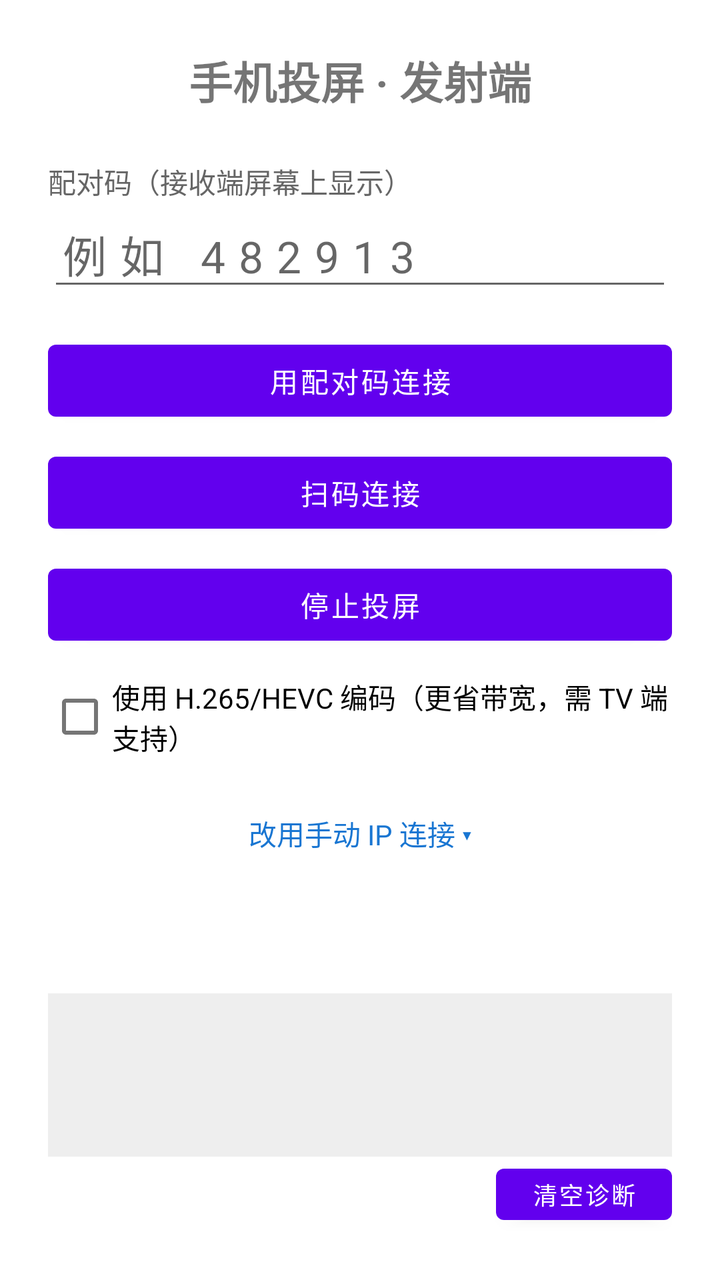
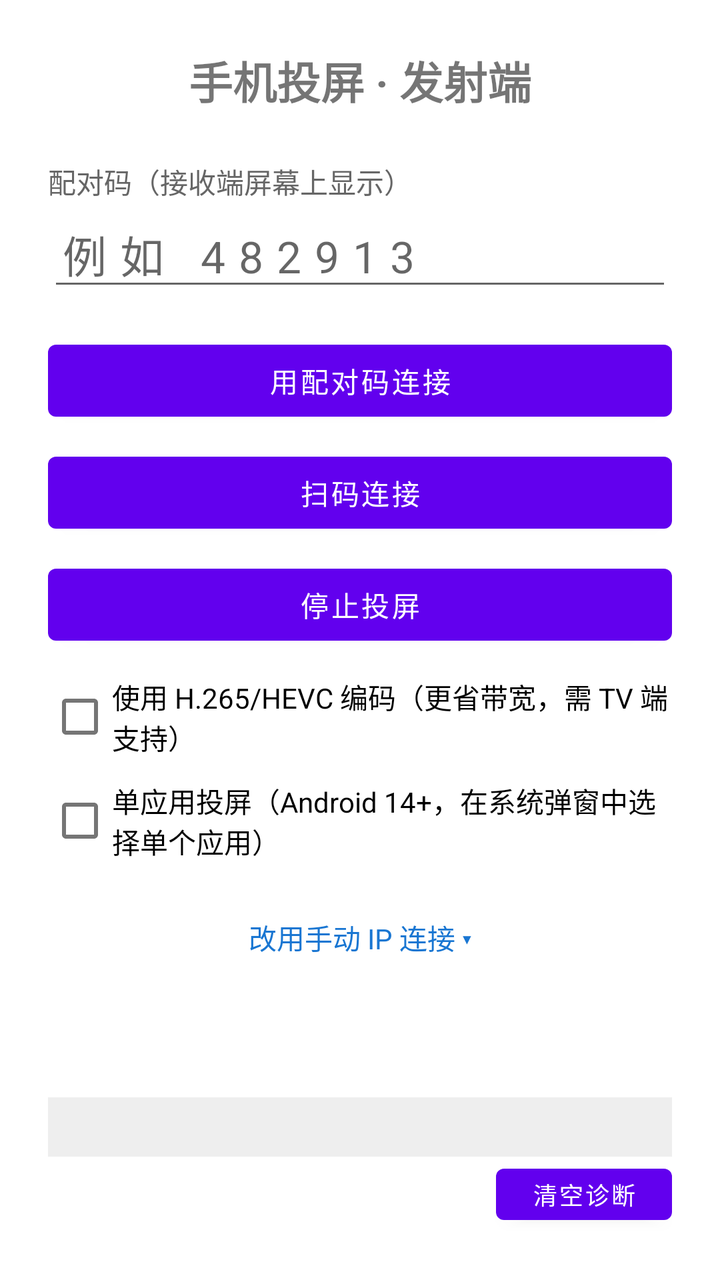

Before-and-after screenshots of an Android layout around one commit, followed by the original layout XML and the change that was made.
<!-- AndroidManifest.xml: application theme Theme.ScreenCast -->
<!-- res/layout/activity_main.xml -->
<?xml version="1.0" encoding="utf-8"?>
<LinearLayout xmlns:android="http://schemas.android.com/apk/res/android"
    xmlns:tools="http://schemas.android.com/tools"
    android:layout_width="match_parent"
    android:layout_height="match_parent"
    android:orientation="vertical"
    android:padding="24dp"
    android:gravity="center_vertical">

    <TextView
        android:layout_width="match_parent"
        android:layout_height="wrap_content"
        android:text="手机投屏 · 发射端"
        android:textSize="22sp"
        android:textStyle="bold"
        android:layout_marginBottom="24dp"
        android:gravity="center" />

    
    <LinearLayout
        android:id="@+id/pairBox"
        android:layout_width="match_parent"
        android:layout_height="wrap_content"
        android:orientation="vertical">

        <TextView
            android:layout_width="match_parent"
            android:layout_height="wrap_content"
            android:text="配对码（接收端屏幕上显示）"
            android:textColor="#FF666666" />

        <EditText
            android:id="@+id/etCode"
            android:layout_width="match_parent"
            android:layout_height="wrap_content"
            android:hint="例如 482913"
            android:inputType="number"
            android:maxLength="6"
            android:textSize="22sp"
            android:letterSpacing="0.3" />

        <Button
            android:id="@+id/btnPair"
            android:layout_width="match_parent"
            android:layout_height="wrap_content"
            android:layout_marginTop="16dp"
            android:text="用配对码连接" />

        <Button
            android:id="@+id/btnScan"
            android:layout_width="match_parent"
            android:layout_height="wrap_content"
            android:layout_marginTop="8dp"
            android:text="扫码连接" />
    </LinearLayout>

    
    <LinearLayout
        android:id="@+id/manualBox"
        android:layout_width="match_parent"
        android:layout_height="wrap_content"
        android:orientation="vertical"
        android:visibility="gone"
        android:layout_marginTop="8dp">

        <TextView
            android:layout_width="match_parent"
            android:layout_height="wrap_content"
            android:text="接收端 IP 地址" />

        <EditText
            android:id="@+id/etHost"
            android:layout_width="match_parent"
            android:layout_height="wrap_content"
            android:hint="例如 192.168.1.100"
            android:inputType="text" />

        <TextView
            android:layout_width="match_parent"
            android:layout_height="wrap_content"
            android:text="端口"
            android:layout_marginTop="12dp" />

        <EditText
            android:id="@+id/etPort"
            android:layout_width="match_parent"
            android:layout_height="wrap_content"
            android:inputType="number" />

        <Button
            android:id="@+id/btnStart"
            android:layout_width="match_parent"
            android:layout_height="wrap_content"
            android:layout_marginTop="16dp"
            android:text="开始投屏" />
    </LinearLayout>

    <Button
        android:id="@+id/btnStop"
        android:layout_width="match_parent"
        android:layout_height="wrap_content"
        android:layout_marginTop="8dp"
        android:text="停止投屏" />

    <CheckBox
        android:id="@+id/cbHevc"
        android:layout_width="wrap_content"
        android:layout_height="wrap_content"
        android:layout_marginTop="8dp"
        android:text="使用 H.265/HEVC 编码（更省带宽，需 TV 端支持）" />

    <TextView
        android:id="@+id/tvToggle"
        android:layout_width="match_parent"
        android:layout_height="wrap_content"
        android:layout_marginTop="16dp"
        android:text="改用手动 IP 连接 ▾"
        android:textColor="#FF1976D2"
        android:gravity="center"
        android:padding="8dp" />

    <TextView
        android:id="@+id/tvStatus"
        android:layout_width="match_parent"
        android:layout_height="wrap_content"
        android:layout_marginTop="24dp"
        android:gravity="center"
        android:textSize="16sp" />

    
    <ScrollView
        android:id="@+id/diagScroll"
        android:layout_width="match_parent"
        android:layout_height="0dp"
        android:layout_weight="1"
        android:layout_marginTop="16dp"
        android:background="#11000000"
        android:padding="8dp">

        <TextView
            android:id="@+id/tvDiag"
            android:layout_width="match_parent"
            android:layout_height="wrap_content"
            android:fontFamily="monospace"
            android:textSize="11sp"
            android:textColor="#FF37474F"
            android:textIsSelectable="true"
            android:lineSpacingExtra="2dp"
            tools:ignore="HardcodedText" />
    </ScrollView>

    <Button
        android:id="@+id/btnClearDiag"
        android:layout_width="wrap_content"
        android:layout_height="wrap_content"
        android:layout_gravity="end"
        android:minHeight="36dp"
        android:text="清空诊断"
        android:textSize="12sp" />
</LinearLayout>
<!-- resources referenced by this layout -->
<resources>
  <style name="Theme.ScreenCast" parent="Theme.MaterialComponents.DayNight.NoActionBar" />
</resources>

<!-- the commit's change to res/layout/activity_main.xml (unified diff, before → after) -->
@@ -109,6 +109,13 @@
         android:layout_marginTop="8dp"
         android:text="使用 H.265/HEVC 编码（更省带宽，需 TV 端支持）" />
 
+    <CheckBox
+        android:id="@+id/cbSingleApp"
+        android:layout_width="wrap_content"
+        android:layout_height="wrap_content"
+        android:layout_marginTop="4dp"
+        android:text="单应用投屏（Android 14+，在系统弹窗中选择单个应用）" />
+
     <TextView
         android:id="@+id/tvToggle"
         android:layout_width="match_parent"
